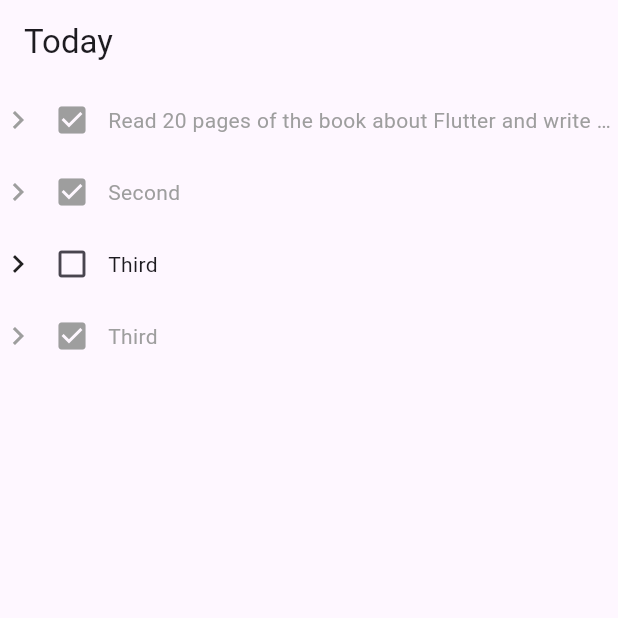
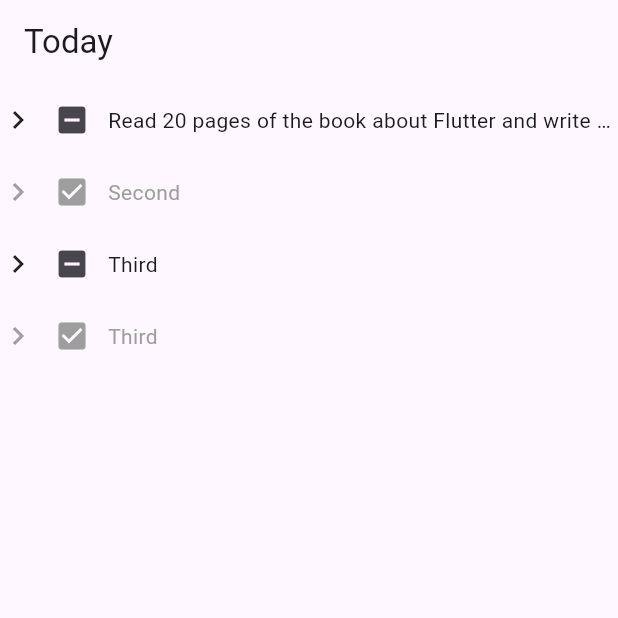
Before and after one commit to Konyszo/Flutter, a Flutter app: the screen it shows after launch, after a tap on the "check box outline blank" icon, on a phone screen of 412 x 824 dp, the top half of it. Run offline on Flutter 3.47's test engine with Material 3 defaults, Android fonts, the phone set to English and light mode, and no system bars.

Commit message:
Task 6: Checkbox back "online"

```diff
--- a/learning1/lib/main.dart
+++ b/learning1/lib/main.dart
@@ -1,4 +1,10 @@
 import 'package:flutter/material.dart';
+
+enum TaskStatus {
+  notDone,
+  inProgress,
+  done,
+}
 
 void main() {
   runApp(MaterialApp(home: CalendarPage()));
@@ -16,11 +22,11 @@ class CalendarPage extends StatelessWidget {
           TaskRow(
             title:
                 'Read 20 pages of the book about Flutter and write short notes from every chapter',
-            isDone: true,
+            status: TaskStatus.notDone,
           ),
-          TaskRow(title: 'Second', isDone: false),
-          TaskRow(title: 'Third', isDone: false),
-          TaskRow(title: 'Third', isDone: true),
+          TaskRow(title: 'Second', status: TaskStatus.done),
+          TaskRow(title: 'Third', status: TaskStatus.inProgress),
+          TaskRow(title: 'Third', status: TaskStatus.done),
         ],
       ),
     );
@@ -28,37 +34,47 @@ class CalendarPage extends StatelessWidget {
 }
 
 class TaskRow extends StatefulWidget {
-  TaskRow({super.key, required this.title, required this.isDone});
+  TaskRow({super.key, required this.title, required this.status});
 
   final String title;
-  final bool isDone;
+  final TaskStatus status;
 
   @override
   State<TaskRow> createState() => _TaskRowState();
 }
 
 class _TaskRowState extends State<TaskRow> {
-  bool isDone = false;
+  TaskStatus status = TaskStatus.notDone;
 
   @override
   void initState() {
     super.initState();
-    isDone = widget.isDone;
+    status = widget.status;
   }
 
   @override
   Widget build(BuildContext context) {
+    final bool isDone = status == TaskStatus.done;
+
     return Row(
       children: [
         Icon(Icons.chevron_right, color: isDone ? Colors.grey : null),
         IconButton(
           icon: Icon(
-            isDone ? Icons.check_box : Icons.check_box_outline_blank,
+            switch (status) {
+              TaskStatus.notDone => Icons.check_box_outline_blank,
+              TaskStatus.inProgress => Icons.indeterminate_check_box,
+              TaskStatus.done => Icons.check_box,
+            },
             color: isDone ? Colors.grey : null,
           ),
           onPressed: () {
             setState(() {
-              isDone = !isDone;
+              status = switch (status) {
+                TaskStatus.notDone => TaskStatus.inProgress,
+                TaskStatus.inProgress => TaskStatus.done,
+                TaskStatus.done => status = TaskStatus.notDone,
+              };
             });
           },
         ),
```
